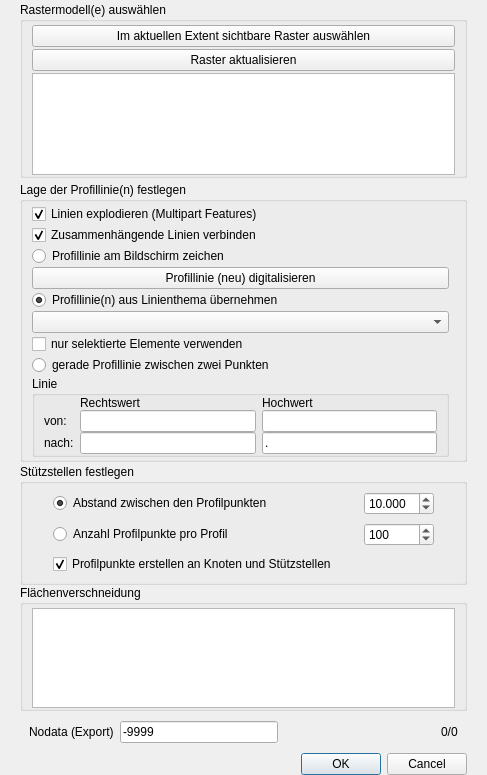
BergWerkGIS/VoGIS-Profil-Tool, file VoGisProfilTool/ui/ui_vogisprofiltoolmain.ui: the form before one commit.
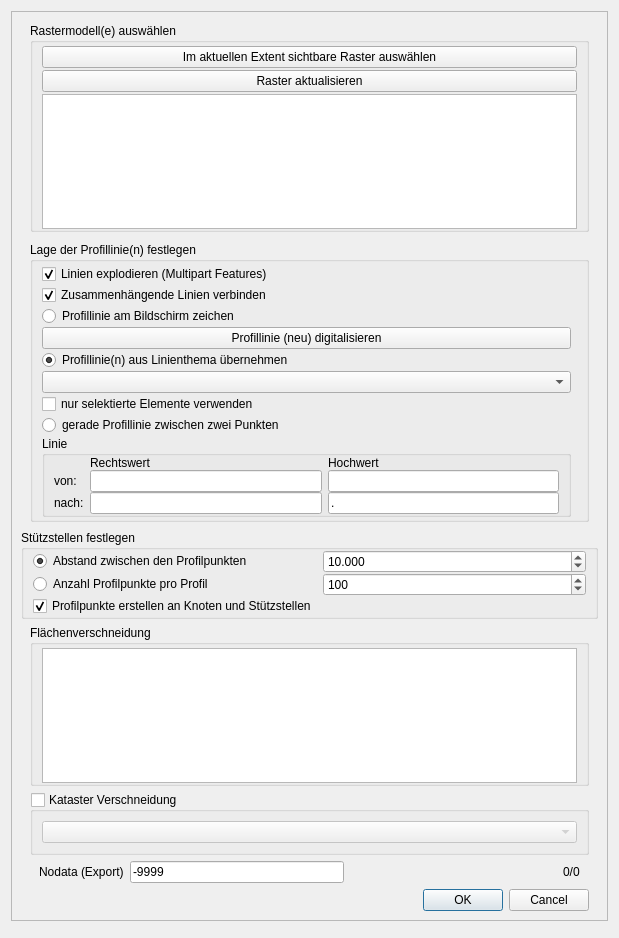
The form after the commit.

What changed in the file:
```diff
--- a/VoGisProfilTool/ui/ui_vogisprofiltoolmain.ui
+++ b/VoGisProfilTool/ui/ui_vogisprofiltoolmain.ui
@@ -6,8 +6,8 @@
    <rect>
     <x>0</x>
     <y>0</y>
-    <width>487</width>
-    <height>775</height>
+    <width>619</width>
+    <height>938</height>
    </rect>
   </property>
   <property name="sizePolicy">
@@ -19,47 +19,27 @@
   <property name="windowTitle">
    <string>VoGIS Profil Tool</string>
   </property>
-  <layout class="QGridLayout" name="gridLayout">
-   <property name="topMargin">
-    <number>0</number>
-   </property>
-   <property name="bottomMargin">
-    <number>0</number>
-   </property>
-   <property name="verticalSpacing">
-    <number>0</number>
-   </property>
-   <item row="0" column="0">
+  <layout class="QVBoxLayout" name="verticalLayout_2">
+   <item>
+    <widget class="QScrollArea" name="scrollArea">
+     <property name="widgetResizable">
+      <bool>true</bool>
+     </property>
+     <widget class="QWidget" name="scrollAreaWidgetContents">
+      <property name="geometry">
+       <rect>
+        <x>0</x>
+        <y>0</y>
+        <width>597</width>
+        <height>910</height>
+       </rect>
+      </property>
     <layout class="QVBoxLayout" name="verticalLayout">
-     <property name="spacing">
-      <number>0</number>
-     </property>
-     <property name="sizeConstraint">
-      <enum>QLayout::SetMinimumSize</enum>
-     </property>
      <item>
       <widget class="QWidget" name="IDC_widRaster" native="true">
        <property name="enabled">
         <bool>true</bool>
        </property>
-       <property name="sizePolicy">
-        <sizepolicy hsizetype="Preferred" vsizetype="MinimumExpanding">
-         <horstretch>0</horstretch>
-         <verstretch>0</verstretch>
-        </sizepolicy>
-       </property>
-       <property name="minimumSize">
-        <size>
-         <width>0</width>
-         <height>110</height>
-        </size>
-       </property>
-       <property name="maximumSize">
-        <size>
-         <width>16777215</width>
-         <height>180</height>
-        </size>
-       </property>
        <layout class="QGridLayout" name="gridLayout_2">
         <property name="topMargin">
          <number>2</number>
@@ -72,12 +52,6 @@
         </property>
         <item row="0" column="0">
          <widget class="QGroupBox" name="IDC_grpRaster">
-          <property name="sizePolicy">
-           <sizepolicy hsizetype="Preferred" vsizetype="MinimumExpanding">
-            <horstretch>0</horstretch>
-            <verstretch>0</verstretch>
-           </sizepolicy>
-          </property>
           <property name="title">
            <string>Rastermodell(e) auswählen</string>
           </property>
@@ -129,12 +103,6 @@
      </item>
      <item>
       <widget class="QWidget" name="IDC_widProfilLinien" native="true">
-       <property name="sizePolicy">
-        <sizepolicy hsizetype="Preferred" vsizetype="Minimum">
-         <horstretch>0</horstretch>
-         <verstretch>0</verstretch>
-        </sizepolicy>
-       </property>
        <layout class="QGridLayout" name="gridLayout_4">
         <property name="topMargin">
          <number>2</number>
@@ -147,12 +115,6 @@
         </property>
         <item row="0" column="0">
          <widget class="QGroupBox" name="IDC_grpProfilLinien">
-          <property name="sizePolicy">
-           <sizepolicy hsizetype="Preferred" vsizetype="Minimum">
-            <horstretch>0</horstretch>
-            <verstretch>0</verstretch>
-           </sizepolicy>
-          </property>
           <property name="title">
            <string>Lage der Profillinie(n) festlegen</string>
           </property>
@@ -168,12 +130,6 @@
            </property>
            <item row="4" column="0">
             <widget class="QPushButton" name="IDC_bDrawLine">
-             <property name="sizePolicy">
-              <sizepolicy hsizetype="Minimum" vsizetype="Fixed">
-               <horstretch>0</horstretch>
-               <verstretch>0</verstretch>
-              </sizepolicy>
-             </property>
              <property name="text">
               <string>Profillinie (neu) digitalisieren</string>
              </property>
@@ -181,12 +137,6 @@
            </item>
            <item row="8" column="0">
             <widget class="QCheckBox" name="IDC_chkOnlySelectedFeatures">
-             <property name="sizePolicy">
-              <sizepolicy hsizetype="Preferred" vsizetype="Fixed">
-               <horstretch>0</horstretch>
-               <verstretch>0</verstretch>
-              </sizepolicy>
-             </property>
              <property name="text">
               <string>nur selektierte Elemente verwenden</string>
              </property>
@@ -203,14 +153,7 @@
             </widget>
            </item>
            <item row="7" column="0">
-            <widget class="QComboBox" name="IDC_cbLineLayers">
-             <property name="minimumSize">
-              <size>
-               <width>150</width>
-               <height>0</height>
-              </size>
-             </property>
-            </widget>
+              <widget class="QComboBox" name="IDC_cbLineLayers"/>
            </item>
            <item row="6" column="0" colspan="2">
             <widget class="QRadioButton" name="IDC_rbShapeLine">
@@ -231,18 +174,6 @@
            </item>
            <item row="10" column="0">
             <widget class="QGroupBox" name="groupBox">
-             <property name="sizePolicy">
-              <sizepolicy hsizetype="Preferred" vsizetype="Minimum">
-               <horstretch>0</horstretch>
-               <verstretch>0</verstretch>
-              </sizepolicy>
-             </property>
-             <property name="maximumSize">
-              <size>
-               <width>16777215</width>
-               <height>200</height>
-              </size>
-             </property>
              <property name="title">
               <string>Linie</string>
              </property>
@@ -333,30 +264,6 @@
       </widget>
      </item>
      <item>
-      <widget class="QWidget" name="IDC_widVertices" native="true">
-       <property name="sizePolicy">
-        <sizepolicy hsizetype="Preferred" vsizetype="Minimum">
-         <horstretch>0</horstretch>
-         <verstretch>0</verstretch>
-        </sizepolicy>
-       </property>
-       <property name="maximumSize">
-        <size>
-         <width>16777215</width>
-         <height>250</height>
-        </size>
-       </property>
-       <layout class="QGridLayout" name="gridLayout_6">
-        <property name="topMargin">
-         <number>0</number>
-        </property>
-        <property name="bottomMargin">
-         <number>0</number>
-        </property>
-        <property name="verticalSpacing">
-         <number>0</number>
-        </property>
-        <item row="0" column="0">
          <widget class="QGroupBox" name="IDC_grpVertices">
           <property name="sizePolicy">
            <sizepolicy hsizetype="Preferred" vsizetype="Minimum">
@@ -379,12 +286,6 @@
            </property>
            <item row="0" column="0">
             <widget class="QRadioButton" name="IDC_rbEquiDistance">
-             <property name="sizePolicy">
-              <sizepolicy hsizetype="Fixed" vsizetype="Fixed">
-               <horstretch>0</horstretch>
-               <verstretch>0</verstretch>
-              </sizepolicy>
-             </property>
              <property name="text">
               <string>Abstand zwischen den Profilpunkten</string>
              </property>
@@ -401,12 +302,6 @@
                <verstretch>0</verstretch>
               </sizepolicy>
              </property>
-             <property name="maximumSize">
-              <size>
-               <width>70</width>
-               <height>16777215</height>
-              </size>
-             </property>
              <property name="decimals">
               <number>3</number>
              </property>
@@ -423,12 +318,6 @@
            </item>
            <item row="1" column="0">
             <widget class="QRadioButton" name="IDC_rbVertexCount">
-             <property name="sizePolicy">
-              <sizepolicy hsizetype="Fixed" vsizetype="Fixed">
-               <horstretch>0</horstretch>
-               <verstretch>0</verstretch>
-              </sizepolicy>
-             </property>
              <property name="text">
               <string>Anzahl Profilpunkte pro Profil</string>
              </property>
@@ -436,12 +325,6 @@
            </item>
            <item row="1" column="1">
             <widget class="QDoubleSpinBox" name="IDC_dblspinVertexCnt">
-             <property name="maximumSize">
-              <size>
-               <width>70</width>
-               <height>16777215</height>
-              </size>
-             </property>
              <property name="decimals">
               <number>0</number>
              </property>
@@ -469,29 +352,8 @@
           </layout>
          </widget>
         </item>
-       </layout>
-      </widget>
-     </item>
      <item>
       <widget class="QWidget" name="IDC_widPolygonLayers" native="true">
-       <property name="sizePolicy">
-        <sizepolicy hsizetype="Expanding" vsizetype="Minimum">
-         <horstretch>0</horstretch>
-         <verstretch>0</verstretch>
-        </sizepolicy>
-       </property>
-       <property name="minimumSize">
-        <size>
-         <width>0</width>
-         <height>50</height>
-        </size>
-       </property>
-       <property name="maximumSize">
-        <size>
-         <width>16777215</width>
-         <height>300</height>
-        </size>
-       </property>
        <layout class="QGridLayout" name="gridLayout_10">
         <property name="topMargin">
          <number>0</number>
@@ -501,18 +363,6 @@
         </property>
         <item row="0" column="0">
          <widget class="QGroupBox" name="IDC_grpIntersection">
-          <property name="sizePolicy">
-           <sizepolicy hsizetype="Expanding" vsizetype="Minimum">
-            <horstretch>0</horstretch>
-            <verstretch>0</verstretch>
-           </sizepolicy>
-          </property>
-          <property name="minimumSize">
-           <size>
-            <width>0</width>
-            <height>50</height>
-           </size>
-          </property>
           <property name="title">
            <string>Flächenverschneidung</string>
           </property>
@@ -530,26 +380,7 @@
             <number>0</number>
            </property>
            <item row="0" column="0">
-            <widget class="QListWidget" name="IDC_listPolygons">
-             <property name="sizePolicy">
-              <sizepolicy hsizetype="Expanding" vsizetype="Minimum">
-               <horstretch>0</horstretch>
-               <verstretch>0</verstretch>
-              </sizepolicy>
-             </property>
-             <property name="minimumSize">
-              <size>
-               <width>0</width>
-               <height>50</height>
-              </size>
-             </property>
-             <property name="maximumSize">
-              <size>
-               <width>16777215</width>
-               <height>100</height>
-              </size>
-             </property>
-            </widget>
+              <widget class="QListWidget" name="IDC_listPolygons"/>
            </item>
           </layout>
          </widget>
@@ -569,18 +400,6 @@
         </item>
         <item row="3" column="0">
          <widget class="QWidget" name="IDC_widNoDataAndProgress" native="true">
-          <property name="minimumSize">
-           <size>
-            <width>0</width>
-            <height>30</height>
-           </size>
-          </property>
-          <property name="maximumSize">
-           <size>
-            <width>16777215</width>
-            <height>80</height>
-           </size>
-          </property>
           <layout class="QGridLayout" name="gridLayout_9">
            <property name="topMargin">
             <number>0</number>
@@ -628,10 +447,45 @@
           </layout>
          </widget>
         </item>
+          <item row="1" column="0">
+           <widget class="QGroupBox" name="grpCadastre">
+            <property name="title">
+             <string>Kataster Verschneidung</string>
+            </property>
+            <property name="checkable">
+             <bool>true</bool>
+            </property>
+            <property name="checked">
+             <bool>false</bool>
+            </property>
+            <layout class="QVBoxLayout" name="verticalLayout_3">
+             <item>
+              <widget class="QComboBox" name="cmbCadastreLayer"/>
+             </item>
        </layout>
       </widget>
      </item>
     </layout>
+        </widget>
+       </item>
+      </layout>
+     </widget>
+    </widget>
+   </item>
+   <item>
+    <widget class="QWidget" name="IDC_widVertices" native="true">
+     <layout class="QGridLayout" name="gridLayout_6">
+      <property name="topMargin">
+       <number>0</number>
+      </property>
+      <property name="bottomMargin">
+       <number>0</number>
+      </property>
+      <property name="verticalSpacing">
+       <number>0</number>
+      </property>
+     </layout>
+    </widget>
    </item>
   </layout>
  </widget>
```
Lines whose indentation alone changed are shown as unchanged.
